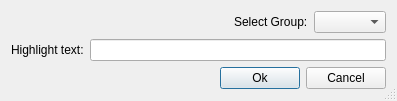
Qt form gui/text/highlight/highlightadddialog.ui (matoom/frostbite) before a commit.
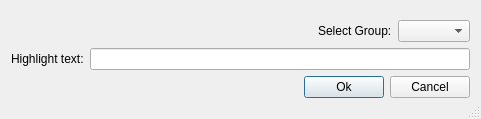
The same form after that commit. Icons and pictures are not drawn.

Diff of the .ui file:
```diff
--- a/gui/text/highlight/highlightadddialog.ui
+++ b/gui/text/highlight/highlightadddialog.ui
@@ -6,12 +6,12 @@
    <rect>
     <x>0</x>
     <y>0</y>
-    <width>397</width>
-    <height>101</height>
+    <width>481</width>
+    <height>119</height>
    </rect>
   </property>
   <property name="sizePolicy">
-   <sizepolicy hsizetype="Preferred" vsizetype="Fixed">
+   <sizepolicy hsizetype="Preferred" vsizetype="Preferred">
     <horstretch>0</horstretch>
     <verstretch>0</verstretch>
    </sizepolicy>
@@ -24,8 +24,8 @@
   </property>
   <property name="maximumSize">
    <size>
-    <width>16777215</width>
-    <height>101</height>
+    <width>2000</width>
+    <height>150</height>
    </size>
   </property>
   <property name="windowTitle">
```
